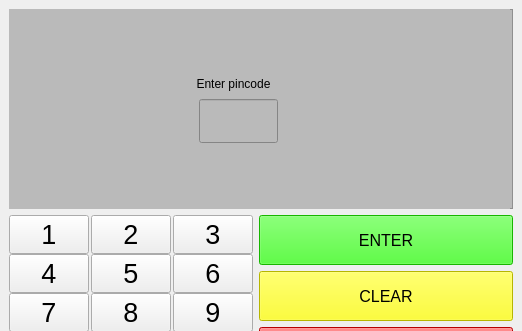
Qt form bank-automat/mainwindow.ui (JohWid1/BankSimulRyhmatyo) before a commit; both pictures show x 0 to 522 and y 0 to 331 of the 522 by 546 pixel window.
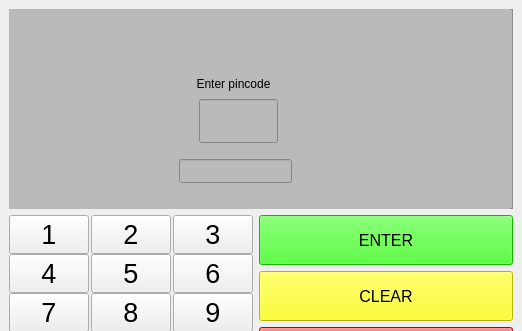
The same form after that commit.

The edit to the form file:
```diff
--- a/bank-automat/mainwindow.ui
+++ b/bank-automat/mainwindow.ui
@@ -395,6 +395,16 @@
               <string/>
              </property>
             </widget>
+            <widget class="QLineEdit" name="lineEdit">
+             <property name="geometry">
+              <rect>
+               <x>170</x>
+               <y>150</y>
+               <width>113</width>
+               <height>24</height>
+              </rect>
+             </property>
+            </widget>
            </widget>
            <widget class="QWidget" name="page_3">
             <widget class="QPushButton" name="pushButton_2">
```
